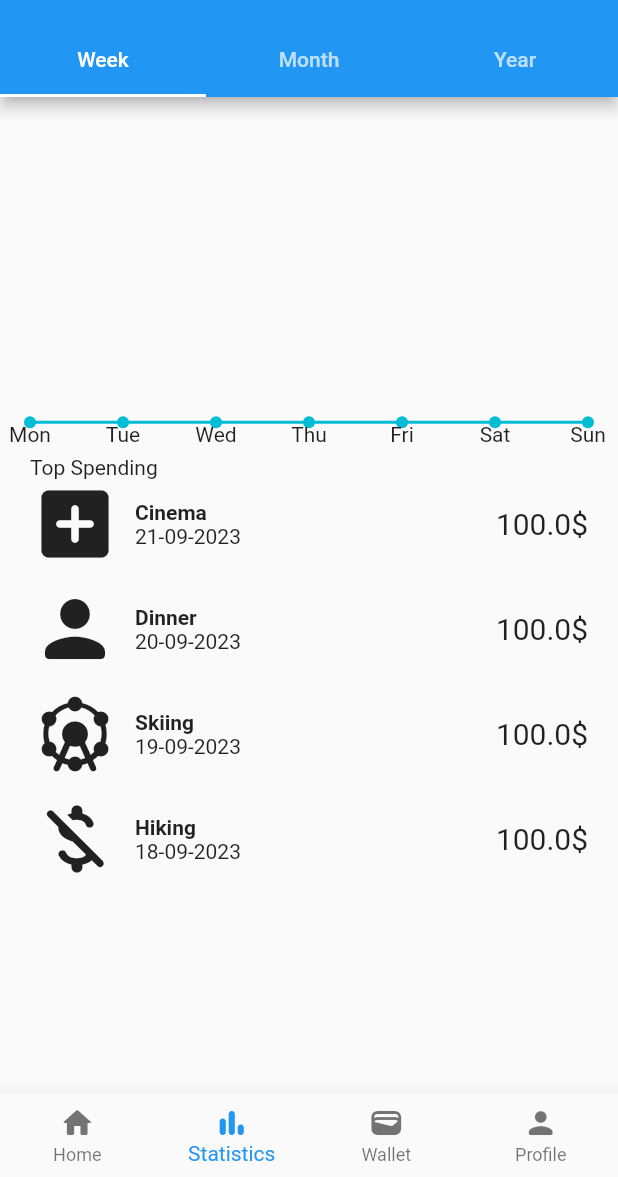
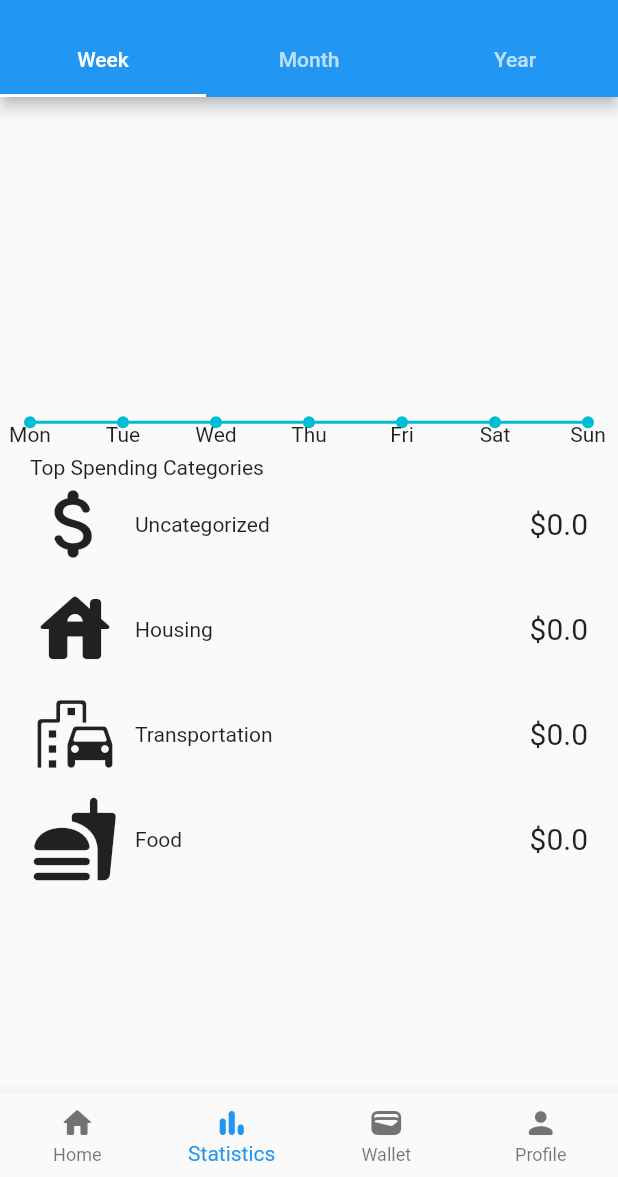
Before and after one commit to Erkebulan-Akhmediya/expense_tracker, a Flutter app: the screen it shows once a user with an empty profile is signed in, item 2 of the bottom bar chosen, on a phone screen of 412 x 824 dp, the part 59-1236 px from its top. Run offline on Flutter 3.47's test engine with Material 2 defaults, Android fonts, the phone set to English and light mode, and no system bars; drawn by our look-alikes of fl_chart; our stand-ins replace cloud_firestore, firebase_auth, firebase_core, get, google_fonts, skeletons; accounts and stored records are empty.

Commit message:
weekly stats categories calculation

```diff
--- a/lib/controllers/expense.controller.dart
+++ b/lib/controllers/expense.controller.dart
@@ -2,6 +2,7 @@ import 'package:cloud_firestore/cloud_firestore.dart';
 import 'package:expense_tracker/controllers/auth.controller.dart';
 import 'package:expense_tracker/controllers/user.controller.dart';
 import 'package:expense_tracker/models/expense.model.dart';
+import 'package:expense_tracker/views/statictics/category.dart';
 import 'package:fl_chart/fl_chart.dart';
 import 'package:flutter/material.dart';
 import 'package:get/get.dart';
@@ -181,4 +182,46 @@ class ExpenseController extends GetxController {
     );
   }
 
+  List<Widget> top4Categories(List<ExpenseModel> expenses) {
+    Map<String, double> categories = {
+      'Uncategorized': 0,
+      'Housing': 0,
+      'Transportation': 0,
+      'Food': 0,
+      'Health and Medical': 0,
+      'Personal Care': 0,
+      'Entertainment': 0,
+      'Debt Payments': 0,
+      'Education': 0,
+      'Clothing and Accessories': 0,
+      'Savings and Investments': 0,
+    };
+
+    List<Widget> widgets = [];
+
+    // calculating categories
+    for (String category in categories.keys) {
+      for (ExpenseModel expense in expenses) {
+        if (expense.category == category) {
+          categories[category] = categories[category]! + expense.amount;
+        }
+      }
+    }
+
+    // sorting categories
+    List<MapEntry<String, double>> entries = categories.entries.toList();
+    entries.sort((a, b) => b.value.compareTo(a.value));
+    List<MapEntry<String, double>> first4Categories = entries.sublist(0, 4);
+
+    for (MapEntry<String, double> entry in first4Categories) {
+      widgets.add(
+        Category(
+          category: entry.key,
+          amount: entry.value,
+        ),
+      );
+    }
+    return widgets;
+  }
+
 }
--- a/lib/main.dart
+++ b/lib/main.dart
@@ -1,10 +1,13 @@
+import 'package:expense_tracker/firebase_options.dart';
 import 'package:expense_tracker/root.dart';
 import 'package:firebase_core/firebase_core.dart';
 import 'package:flutter/material.dart';
 
 Future<void> main() async {
   WidgetsFlutterBinding.ensureInitialized();
-  await Firebase.initializeApp();
+  await Firebase.initializeApp(
+    options: DefaultFirebaseOptions.currentPlatform,
+  );
 
   runApp(const MyApp());
 }
--- a/lib/views/home/expense.dart
+++ b/lib/views/home/expense.dart
@@ -70,7 +70,7 @@ class _ExpenseState extends State<Expense> {
               mainAxisAlignment: MainAxisAlignment.end,
               children: <Widget>[
                 Text(
-                  '${widget.amount}\$',
+                  '\$${widget.amount}',
                   style: const TextStyle(
                     fontSize: 20,
                   ),
--- /dev/null
+++ b/lib/views/statictics/category.dart
@@ -0,0 +1,63 @@
+import 'package:flutter/material.dart';
+
+class Category extends StatelessWidget {
+  Category({
+    super.key,
+    required this.category,
+    required this.amount,
+  });
+
+  final String category;
+  final double amount;
+
+  Map<String, IconData> icons = {
+    'Uncategorized': Icons.attach_money_rounded,
+    'Housing': Icons.house_rounded,
+    'Transportation': Icons.emoji_transportation_rounded,
+    'Food': Icons.fastfood_rounded,
+    'Health and Medical': Icons.add_box_rounded,
+    'Personal Care': Icons.person_rounded,
+    'Entertainment': Icons.attractions_rounded,
+    'Debt Payments': Icons.money_off_csred_rounded,
+    'Education': Icons.menu_book,
+    'Clothing and Accessories': Icons.checkroom_rounded,
+    'Savings and Investments': Icons.savings_outlined,
+  };
+
+  @override
+  Widget build(BuildContext context) {
+    return Container(
+      margin: const EdgeInsets.only(bottom: 10.0),
+      child: Row(
+        children: <Widget>[
+          Expanded(
+            child: Row(
+              children: <Widget>[
+                Container(
+                  margin: const EdgeInsets.only(right: 10),
+                  child: Icon(
+                    icons[category],
+                    size: 60,
+                  ),
+                ),
+                Text(category),
+              ],
+            ),
+          ),
+          Row(
+            mainAxisAlignment: MainAxisAlignment.end,
+            children: <Widget>[
+              Text(
+                '\$$amount',
+                style: const TextStyle(
+                  fontSize: 20,
+                ),
+              ),
+            ],
+          ),
+        ],
+      ),
+    );
+  }
+
+}
--- a/lib/views/statictics/week.dart
+++ b/lib/views/statictics/week.dart
@@ -1,11 +1,11 @@
 import 'package:expense_tracker/controllers/expense.controller.dart';
+import 'package:expense_tracker/views/statictics/category.dart';
 import 'package:firebase_auth/firebase_auth.dart';
 import 'package:fl_chart/fl_chart.dart';
 import 'package:flutter/material.dart';
 import 'package:get/get.dart';
 
 import '../../controllers/auth.controller.dart';
-import '../home/expense.dart';
 
 class Week extends StatefulWidget {
   const Week({super.key});
@@ -138,7 +138,7 @@ class _WeekState extends State<Week> {
                           ),
                         ),
                       ],
-                      )
+                    ),
                   );
                 } else {
                   return const Center(
@@ -148,34 +148,31 @@ class _WeekState extends State<Week> {
               },
             ),
           ),
-          const Text('Top Spending'),
-          Column(
-            children: <Widget>[
-              Expense(
-                category: 'Health and Medical',
-                name: 'Cinema',
-                date: '21-09-2023',
-                amount: 100,
-              ),
-              Expense(
-                category: 'Personal Care',
-                name: 'Dinner',
-                date: '20-09-2023',
-                amount: 100,
-              ),
-              Expense(
-                category: 'Entertainment',
-                name: 'Skiing',
-                date: '19-09-2023',
-                amount: 100,
-              ),
-              Expense(
-                category: 'Debt Payments',
-                name: 'Hiking',
-                date: '18-09-2023',
-                amount: 100,
-              ),
-            ],
+          const Text('Top Spending Categories'),
+          FutureBuilder(
+            future: expenses,
+            builder: (context, snapshot) {
+              if (snapshot.connectionState == ConnectionState.done) {
+                return FutureBuilder(
+                  future: _expenseController.getExpenses(snapshot.data!),
+                  builder: (context, snapshot) {
+                    if (snapshot.connectionState == ConnectionState.done) {
+                      return Column(
+                        children: _expenseController.top4Categories(snapshot.data!),
+                      );
+                    } else {
+                      return const Center(
+                        child: CircularProgressIndicator(),
+                      );
+                    }
+                  },
+                );
+              } else {
+                return const Center(
+                  child: CircularProgressIndicator(),
+                );
+              }
+            },
           ),
         ],
       ),
```
Also changed, not shown: lib/firebase_options.dart (added), 5 other files. Lines whose indentation alone changed are shown as unchanged.
